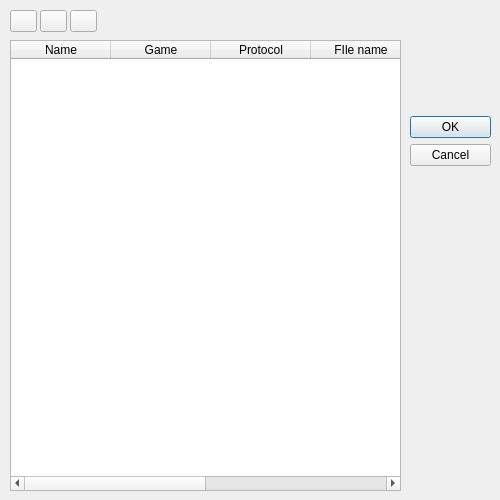
Before: the Qt Designer form enginemanager.ui in fire-lizard/QBoard, drawn with Qt 5.
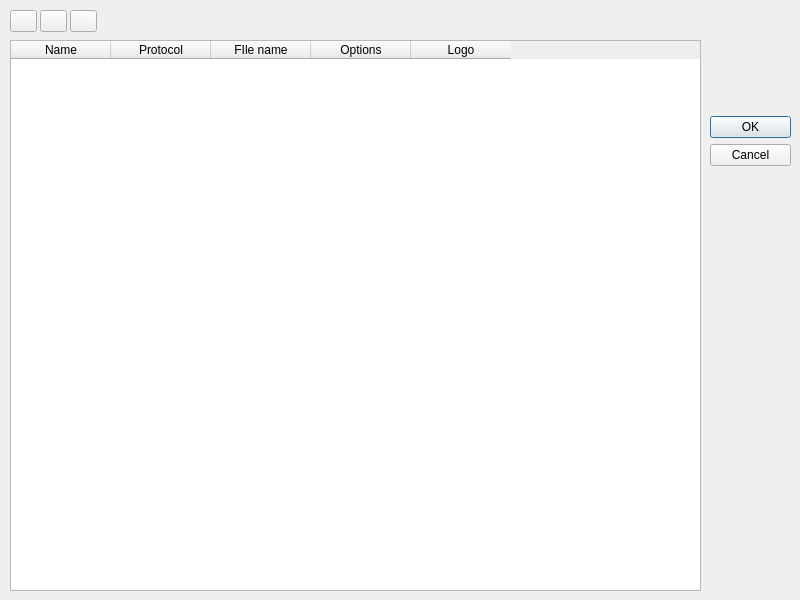
After: the same form once the commit is applied. Icons and pictures are not drawn.

Patch:
```diff
--- a/enginemanager.ui
+++ b/enginemanager.ui
@@ -6,8 +6,8 @@
    <rect>
     <x>0</x>
     <y>0</y>
-    <width>500</width>
-    <height>500</height>
+    <width>800</width>
+    <height>600</height>
    </rect>
   </property>
   <property name="windowTitle">
@@ -16,7 +16,7 @@
   <widget class="QDialogButtonBox" name="buttonBox">
    <property name="geometry">
     <rect>
-     <x>410</x>
+     <x>710</x>
      <y>20</y>
      <width>81</width>
      <height>241</height>
@@ -37,8 +37,8 @@
     <rect>
      <x>10</x>
      <y>40</y>
-     <width>391</width>
-     <height>451</height>
+     <width>691</width>
+     <height>551</height>
     </rect>
    </property>
    <property name="selectionBehavior">
@@ -55,11 +55,6 @@
      <string>Name</string>
     </property>
    </column>
-   <column>
-    <property name="text">
-     <string>Game</string>
-    </property>
-   </column>
    <column>
     <property name="text">
      <string>Protocol</string>
```
